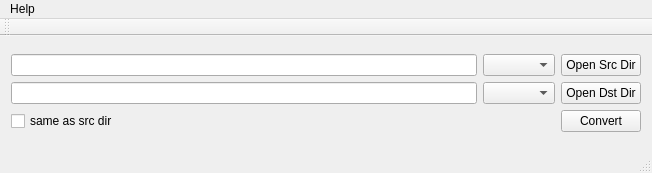
First picture: the form in mainwindow.ui, repository shengyu7697/ImageFormatConverter, before the edit.
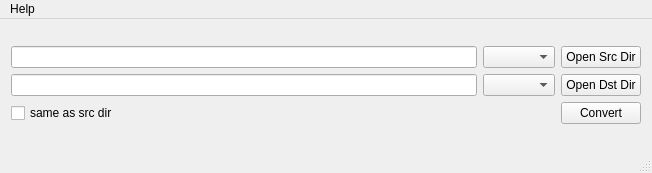
Second picture: the form after the edit.

Commit message: Remove QToolBar

```diff
--- a/mainwindow.ui
+++ b/mainwindow.ui
@@ -78,14 +78,6 @@
    </widget>
    <addaction name="menuHelp"/>
   </widget>
-  <widget class="QToolBar" name="mainToolBar">
-   <attribute name="toolBarArea">
-    <enum>TopToolBarArea</enum>
-   </attribute>
-   <attribute name="toolBarBreak">
-    <bool>false</bool>
-   </attribute>
-  </widget>
   <widget class="QStatusBar" name="statusBar"/>
   <action name="actionAbout">
    <property name="text">
```
Left out of the diff: 2 changed lines with no effect on the pictures.
